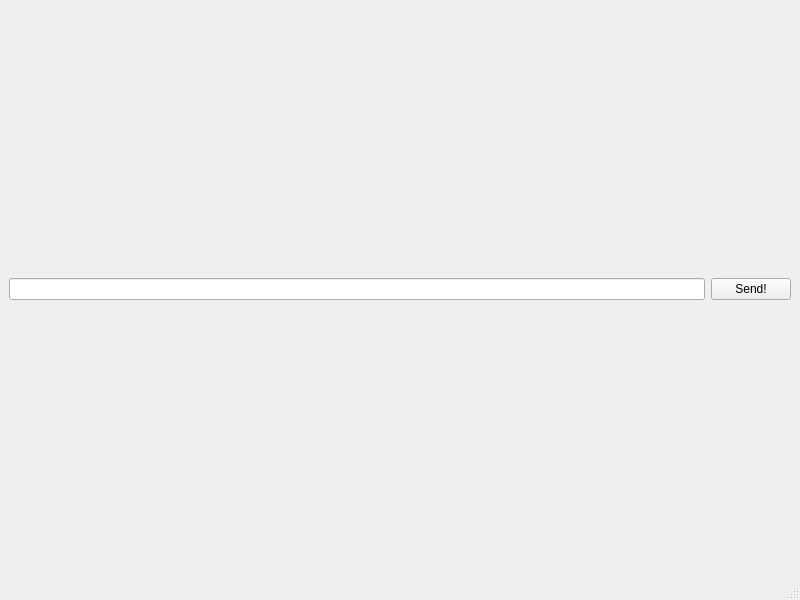
Old version of the form client/mainwindow.ui in the repository gravoo/hello_qt.
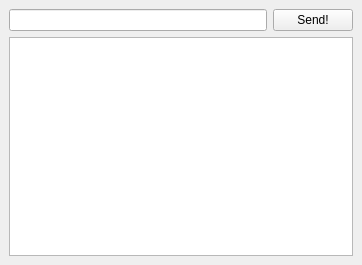
New version of the form.

Commit message: receive data from server and print into browser

```diff
--- a/client/mainwindow.ui
+++ b/client/mainwindow.ui
@@ -6,28 +6,42 @@
    <rect>
     <x>0</x>
     <y>0</y>
-    <width>800</width>
-    <height>600</height>
+    <width>362</width>
+    <height>265</height>
    </rect>
   </property>
   <property name="windowTitle">
    <string>MainWindow</string>
   </property>
   <widget class="QWidget" name="centralwidget">
-   <layout class="QHBoxLayout" name="horizontalLayout">
+   <layout class="QVBoxLayout" name="verticalLayout_4">
     <item>
-     <widget class="QLineEdit" name="lineEdit"/>
-    </item>
-    <item>
+     <layout class="QGridLayout" name="gridLayout">
+      <item row="0" column="1">
      <widget class="QPushButton" name="pushButton">
       <property name="text">
        <string>Send!</string>
       </property>
      </widget>
     </item>
-   </layout>
+      <item row="0" column="0">
+       <widget class="QLineEdit" name="lineEdit">
+        <property name="toolTip">
+         <string>&lt;html&gt;&lt;head/&gt;&lt;body&gt;&lt;p&gt;&lt;br/&gt;&lt;/p&gt;&lt;/body&gt;&lt;/html&gt;</string>
+        </property>
+       </widget>
+      </item>
+      <item row="1" column="0" colspan="2">
+       <layout class="QVBoxLayout" name="verticalLayout_7">
+        <item>
+         <widget class="QTextBrowser" name="textBrowser"/>
+        </item>
+       </layout>
+      </item>
+     </layout>
+    </item>
+   </layout>
   </widget>
-  <widget class="QStatusBar" name="statusbar"/>
  </widget>
  <resources/>
  <connections/>
```
Left out of the diff: 2 changed lines with no effect on the pictures. Lines whose indentation alone changed are shown as unchanged. The commit also changes 2 other files.
